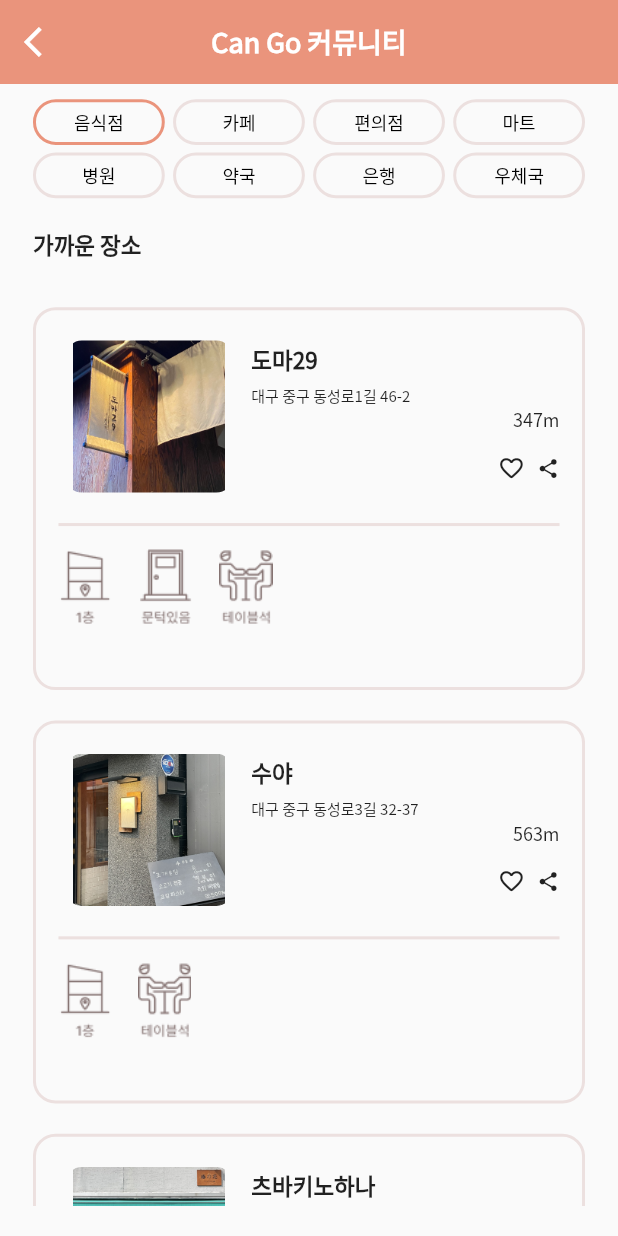
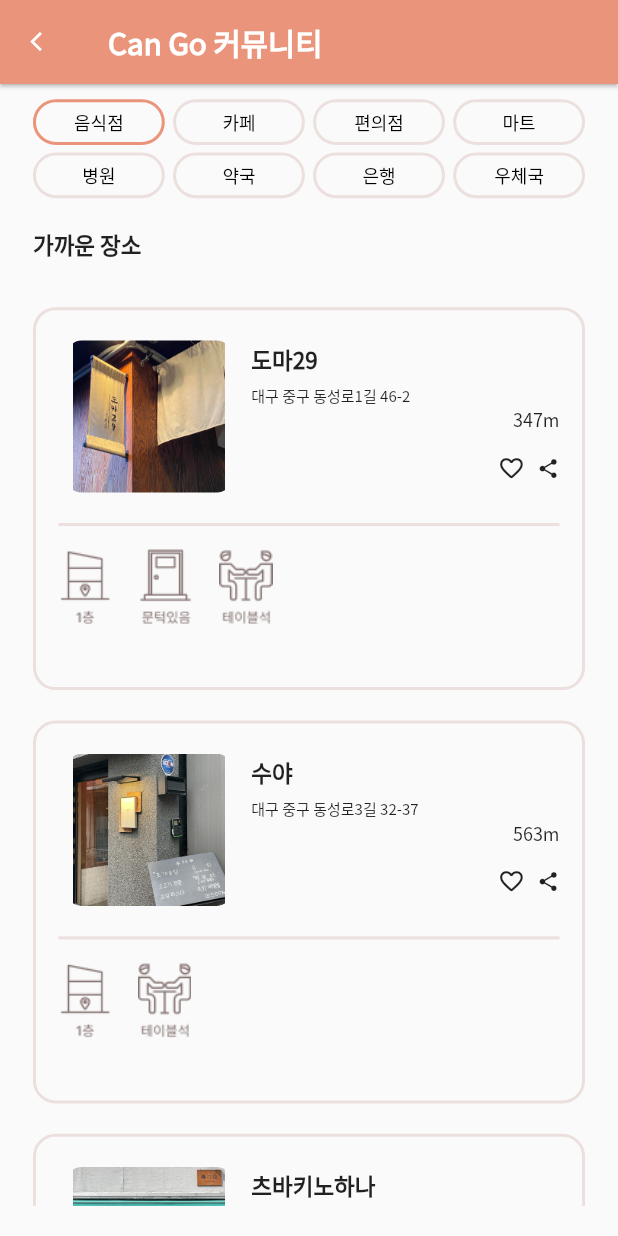
Before and after one commit to WheelEasyWorld/frontend, a Flutter app: the screen it shows after launch, after a tap on the "arrow back ios" icon, on a phone screen of 412 x 824 dp. Run offline on Flutter 3.47's test engine with Material 2 defaults, Android fonts, the light colour scheme and no system bars; our stand-ins replace carousel_slider, cloud_firestore, dio, firebase_core, flutter_dotenv, flutter_screenutil and 1 more; missing offline and left inert: kakao_flutter_sdk; accounts and stored records are empty; generated files the repository leaves out were written again; statements that could not run were skipped.

Commit message:
modifying community app bar

```diff
--- a/lib/screens/community/community_screen.dart
+++ b/lib/screens/community/community_screen.dart
@@ -1,7 +1,7 @@
 import 'package:flutter/material.dart';
-import 'package:frontend/screens/community/components/community_appbar.dart';
 import 'package:frontend/screens/community/components/community_home_body.dart';
 import 'package:frontend/screens/constants.dart';
+import 'package:frontend/widgets/app_bar.dart';
 import 'package:get/get.dart';
 
 class CommunityScreen extends StatefulWidget {
@@ -15,7 +15,7 @@ class _CommunityScreenState extends State<CommunityScreen> {
   @override
   Widget build(BuildContext context) {
     return Scaffold(
-      appBar: CommunityAppbar(),
+      appBar: buildAppbar('Can Go 커뮤니티'),
       body: CommunityHomeBody(),
     );
   }
--- a/lib/screens/community/components/community_appbar.dart
+++ /dev/null
@@ -1,23 +0,0 @@
-import 'package:flutter/cupertino.dart';
-import 'package:flutter/material.dart';
-import 'package:frontend/screens/constants.dart';
-import 'package:get/get.dart';
-
-PreferredSizeWidget CommunityAppbar() {
-  return AppBar(
-    backgroundColor: kCoralColor,
-    elevation: 0,
-    leading: IconButton(
-      icon: Icon(Icons.arrow_back_ios),
-      onPressed: () {
-        Get.back();
-      },
-    ),
-    title: Text(
-      "Can Go 커뮤니티",
-      style: TextStyle(
-          color: Colors.white, fontSize: 18, fontWeight: FontWeight.w700),
-    ),
-    centerTitle: true,
-  );
-}
--- a/lib/screens/community/store_detail_screen.dart
+++ b/lib/screens/community/store_detail_screen.dart
@@ -1,7 +1,7 @@
 import 'package:flutter/material.dart';
-import 'package:frontend/screens/community/components/community_appbar.dart';
 import 'package:frontend/screens/community/components/store_detail_body.dart';
 import 'package:frontend/screens/constants.dart';
+import 'package:frontend/widgets/app_bar.dart';
 
 class StoreDetailScreen extends StatefulWidget {
   StoreDetailScreen({Key? key}) : super(key: key);
@@ -14,7 +14,7 @@ class _StoreDetailScreenState extends State<StoreDetailScreen> {
   @override
   Widget build(BuildContext context) {
     return Scaffold(
-      appBar: CommunityAppbar(),
+      appBar: buildAppbar('Can Go 커뮤니티'),
       body: StoreDetailBody(),
     );
   }
```
Also changed, not shown: 1 other file.
